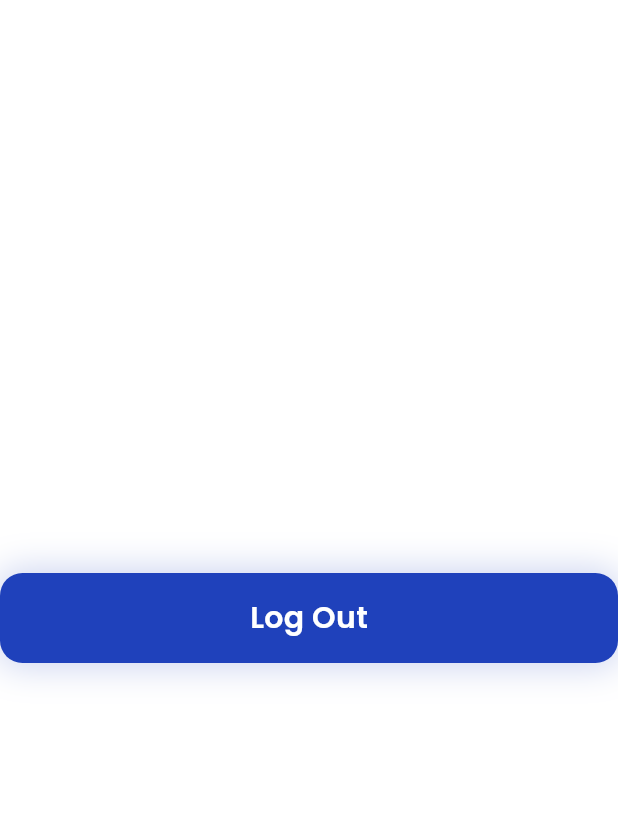
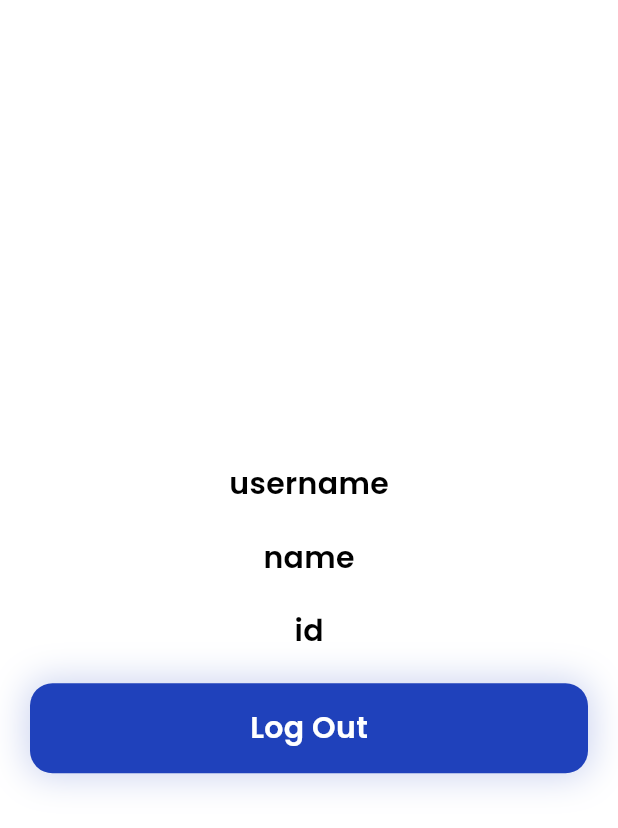
Before and after one commit to mdzarepour/Flutter_Clean_Auth_Sample, a Flutter app: the HomePage screen opened directly, on a phone screen of 412 x 824 dp. Shown: the top 828 px of the screen. Run offline on Flutter 3.47's test engine with Material 3 defaults, Android fonts, the phone set to English and light mode, and no system bars; our stand-ins replace bloc, dartz, dio, flutter_bloc, flutter_svg, get_it and 4 more; accounts and stored records are empty.

Commit message:
[feat]: user entity information displayed on home screen

```diff
--- a/lib/core/utils/widgets/cubit_button.dart
+++ b/lib/common/widgets/cubit_button.dart
@@ -32,7 +32,7 @@ class AuthCubitButton extends StatelessWidget {
               return _initialChild();
             }
             if (state is ButtonLoading) {
-              return _loadinChild();
+              return _loadingChild();
             }
             return SizedBox.shrink();
           },
@@ -41,7 +41,7 @@ class AuthCubitButton extends StatelessWidget {
     );
   }
 
-  Widget _loadinChild() {
+  Widget _loadingChild() {
     return Center(
       child: CircularProgressIndicator(color: ConstColors.firstWhite),
     );
--- a/lib/core/utils/services/regex_service.dart
+++ b/lib/core/utils/services/regex_service.dart
@@ -13,7 +13,7 @@ class RegexService {
     required final RegexType regexType,
   }) {
     if (regexType == RegexType.password) {
-      if (passwordPattern.hasMatch(value!)) {
+      if (!passwordPattern.hasMatch(value!)) {
         return ConstStrings.passwordMatchMsg;
       }
       if (value.isEmpty) {
@@ -21,7 +21,7 @@ class RegexService {
       }
     }
     if (regexType == RegexType.username) {
-      if (usernamePattern.hasMatch(value!)) {
+      if (!usernamePattern.hasMatch(value!)) {
         return ConstStrings.usernameMatchMsg;
       }
       if (value.isEmpty) {
--- a/lib/core/utils/services/snackbar_service.dart
+++ b/lib/core/utils/services/snackbar_service.dart
@@ -2,9 +2,9 @@ import 'package:flutter/material.dart';
 
 class SnackbarService {
   final GlobalKey<NavigatorState> navigatorKey = GlobalKey<NavigatorState>();
-  void showSnackbar({final String? message}) {
+  void showSnackbar({required final String message}) {
     ScaffoldMessenger.of(
       navigatorKey.currentContext!,
-    ).showSnackBar(SnackBar(content: Text('data')));
+    ).showSnackBar(SnackBar(content: Text(message)));
   }
 }
--- a/lib/fetures/auth/data/datasources/auth_local_datasource.dart
+++ b/lib/fetures/auth/data/datasources/auth_local_datasource.dart
@@ -9,6 +9,7 @@ abstract interface class AuthLocalDatasource {
 
 class AuthLocalDatasourceImp implements AuthLocalDatasource {
   final SharedPreferences sharedPreferences;
+
   AuthLocalDatasourceImp({required this.sharedPreferences});
 
   @override
--- a/lib/fetures/auth/data/datasources/auth_remote_datasource.dart
+++ b/lib/fetures/auth/data/datasources/auth_remote_datasource.dart
@@ -1,5 +1,5 @@
 import 'package:auth_sample/core/netword/dio_client.dart';
-import 'package:auth_sample/fetures/auth/data/models/login_model.dart';
+import 'package:auth_sample/fetures/auth/data/models/login_params.dart';
 import 'package:auth_sample/fetures/auth/data/models/register_params.dart';
 import 'package:dio/dio.dart';
 
@@ -32,7 +32,6 @@ class AuthRemoteDatasourceImp implements AuthRemoteDatasource {
         'collections/users/auth-with-password',
         data: params.toMap(),
       );
-      print('datasource yes');
       return response;
     } on DioException {
       rethrow;
--- /dev/null
+++ b/lib/fetures/auth/data/models/login_params.dart
@@ -0,0 +1,10 @@
+class LoginParams {
+  final String identity;
+  final String password;
+
+  LoginParams({required this.password, required this.identity});
+
+  Map toMap() {
+    return {'identity': identity, 'password': password};
+  }
+}
--- /dev/null
+++ b/lib/fetures/auth/data/models/register_params.dart
@@ -0,0 +1,22 @@
+class RegisterParams {
+  final String username;
+  final String name;
+  final String password;
+  final String passwordConfirm;
+
+  RegisterParams({
+    required this.name,
+    required this.password,
+    required this.passwordConfirm,
+    required this.username,
+  });
+
+  Map toMap() {
+    return {
+      'username': username,
+      'password': password,
+      'passwordConfirm': passwordConfirm,
+      'name': name,
+    };
+  }
+}
--- /dev/null
+++ b/lib/fetures/auth/data/models/user_model.dart
@@ -0,0 +1,31 @@
+import 'package:auth_sample/fetures/auth/domain/entities/user.dart';
+
+class UserModel extends User {
+  UserModel({
+    required super.token,
+    required super.id,
+    required super.created,
+    required super.username,
+    required super.name,
+  });
+
+  factory UserModel.fromJson({required Map<String, dynamic> map}) {
+    return UserModel(
+      id: map['record']['id'],
+      created: map['record']['created'],
+      username: map['record']['username'],
+      name: map['record']['name'],
+      token: map['token'],
+    );
+  }
+
+  User toEntity() {
+    return User(
+      token: token,
+      id: id,
+      created: created,
+      username: username,
+      name: name,
+    );
+  }
+}
--- /dev/null
+++ b/lib/fetures/auth/domain/entities/user.dart
@@ -0,0 +1,15 @@
+class User {
+  final String token;
+  final String id;
+  final String created;
+  final String username;
+  final String name;
+
+  User({
+    required this.token,
+    required this.id,
+    required this.created,
+    required this.username,
+    required this.name,
+  });
+}
--- a/lib/fetures/auth/domain/repository/auth_repository.dart
+++ b/lib/fetures/auth/domain/repository/auth_repository.dart
@@ -1,10 +1,11 @@
-import 'package:auth_sample/fetures/auth/data/models/login_model.dart';
+import 'package:auth_sample/fetures/auth/data/models/login_params.dart';
 import 'package:auth_sample/fetures/auth/data/models/register_params.dart';
+import 'package:auth_sample/fetures/auth/domain/entities/user.dart';
 import 'package:dartz/dartz.dart';
 
 abstract interface class AuthRepository {
   Future<Either> registerUser({required RegisterParams params});
   Future<Either> loginUser({required LoginParams params});
-  Either<bool, bool> isUserLoggedIn();
+  bool isUserLoggedIn();
   Future<bool> logoutUser();
 }
--- a/lib/fetures/auth/domain/usecases/check_loggin.dart
+++ b/lib/fetures/auth/domain/usecases/check_loggin.dart
@@ -2,12 +2,12 @@ import 'package:auth_sample/core/usecase/usecase.dart';
 import 'package:auth_sample/fetures/auth/domain/repository/auth_repository.dart';
 import 'package:dartz/dartz.dart';
 
-class CheckLoggin implements Usecase<Either, EmptyParams> {
+class CheckLoggin implements Usecase<bool, EmptyParams> {
   final AuthRepository authRepository;
   CheckLoggin({required this.authRepository});
 
   @override
-  Either call({required EmptyParams params}) {
+  bool call({required EmptyParams params}) {
     return authRepository.isUserLoggedIn();
   }
 }
--- a/lib/fetures/auth/domain/usecases/login_user.dart
+++ b/lib/fetures/auth/domain/usecases/login_user.dart
@@ -1,5 +1,6 @@
 import 'package:auth_sample/core/usecase/usecase.dart';
-import 'package:auth_sample/fetures/auth/data/models/login_model.dart';
+import 'package:auth_sample/fetures/auth/data/models/login_params.dart';
+import 'package:auth_sample/fetures/auth/domain/entities/user.dart';
 import 'package:auth_sample/fetures/auth/domain/repository/auth_repository.dart';
 import 'package:dartz/dartz.dart';
 
--- a/lib/fetures/auth/presentation/bloc/button_cubit/button_state.dart
+++ b/lib/fetures/auth/presentation/bloc/button_cubit/button_state.dart
@@ -7,6 +7,9 @@ final class ButtonInitial extends ButtonState {}
 
 final class ButtonLoading extends ButtonState {}
 
-final class ButtonSuccess extends ButtonState {}
+final class ButtonSuccess extends ButtonState {
+  final User? user;
+  ButtonSuccess({this.user});
+}
 
 final class ButtonFail extends ButtonState {}
--- a/lib/fetures/auth/presentation/pages/auth_register_page.dart
+++ b/lib/fetures/auth/presentation/pages/auth_register_page.dart
@@ -1,11 +1,11 @@
 // ignore_for_file: body_might_complete_normally_nullable
+import 'package:auth_sample/common/widgets/cubit_button.dart';
 import 'package:auth_sample/core/utils/constants/const_strings.dart';
 import 'package:auth_sample/core/theme/app_text_theme.dart';
 import 'package:auth_sample/core/utils/services/regex_service.dart';
 import 'package:auth_sample/fetures/auth/data/models/register_params.dart';
 import 'package:auth_sample/fetures/auth/presentation/bloc/button_cubit/button_cubit.dart';
 import 'package:auth_sample/fetures/auth/presentation/pages/auth_login_page.dart';
-import 'package:auth_sample/core/utils/widgets/cubit_button.dart';
 import 'package:auth_sample/fetures/auth/presentation/widgets/auth_navigator_link.dart';
 import 'package:auth_sample/fetures/auth/presentation/widgets/auth_textfield.dart';
 import 'package:auth_sample/locator.dart';
@@ -73,7 +73,7 @@ class _AuthRegisterPageState extends State<AuthRegisterPage> {
     );
   }
 
-  AuthNavigatorLink _navigatorLink() {
+  Widget _navigatorLink() {
     return AuthNavigatorLink(
       message: 'Already have an account?',
       title: 'Login',
@@ -157,7 +157,7 @@ class _AuthRegisterPageState extends State<AuthRegisterPage> {
     );
   }
 
-  AuthCubitButton _registerButton() {
+  Widget _registerButton() {
     return AuthCubitButton(
       title: ConstStrings.register,
       onTap: () {
--- a/lib/fetures/home/home_page.dart
+++ b/lib/fetures/home/home_page.dart
@@ -1,4 +1,6 @@
-import 'package:auth_sample/core/utils/widgets/cubit_button.dart';
+import 'package:auth_sample/common/widgets/cubit_button.dart';
+import 'package:auth_sample/core/theme/app_text_theme.dart';
+import 'package:auth_sample/fetures/auth/domain/entities/user.dart';
 import 'package:auth_sample/fetures/auth/domain/usecases/check_loggin.dart';
 import 'package:auth_sample/fetures/auth/presentation/bloc/button_cubit/button_cubit.dart';
 import 'package:auth_sample/fetures/auth/presentation/pages/auth_wrapper_page.dart';
@@ -7,16 +9,14 @@ import 'package:flutter/material.dart';
 import 'package:flutter_bloc/flutter_bloc.dart';
 
 class HomePage extends StatelessWidget {
-  const HomePage({super.key});
+  final User? user;
+  const HomePage({super.key, this.user});
   @override
   Widget build(BuildContext context) {
     return Scaffold(
       body: BlocListener<ButtonCubit, ButtonState>(
         listener: (context, state) {
           if (state is ButtonFail) {
-            ScaffoldMessenger.of(context).showSnackBar(
-              SnackBar(content: Text('please exit from app and retry')),
-            );
           } else if (state is ButtonSuccess) {
             final route = CupertinoPageRoute(
               builder: (context) => AuthWrapperPage(),
@@ -24,8 +24,19 @@ class HomePage extends StatelessWidget {
             Navigator.pushReplacement(context, route);
           }
         },
-        child: Center(
-          child: AuthCubitButton(
+        child: Padding(
+          padding: const EdgeInsets.symmetric(horizontal: 20),
+          child: Column(
+            spacing: 20,
+            mainAxisAlignment: MainAxisAlignment.center,
+            children: [
+              Text(
+                style: AppTextTheme.black20bold,
+                user?.username ?? 'username',
+              ),
+              Text(style: AppTextTheme.black20bold, user?.name ?? 'name'),
+              Text(style: AppTextTheme.black20bold, user?.id ?? 'id'),
+              AuthCubitButton(
                 title: 'Log Out',
                 onTap: () {
                   BlocProvider.of<ButtonCubit>(
@@ -33,6 +44,8 @@ class HomePage extends StatelessWidget {
                   ).logout(params: EmptyParams());
                 },
               ),
+            ],
+          ),
         ),
       ),
     );
```
Also changed, not shown: lib/fetures/auth/data/repository/auth_repository_imp.dart (+10 -9 lines), lib/fetures/auth/presentation/bloc/auth_cubit/auth_cubit.dart (+6 -9 lines), lib/fetures/auth/presentation/bloc/button_cubit/button_cubit.dart (+8 -4 lines), lib/fetures/auth/presentation/pages/auth_login_page.dart (+7 -7 lines), 10 other files. Lines whose indentation alone changed are shown as unchanged.
